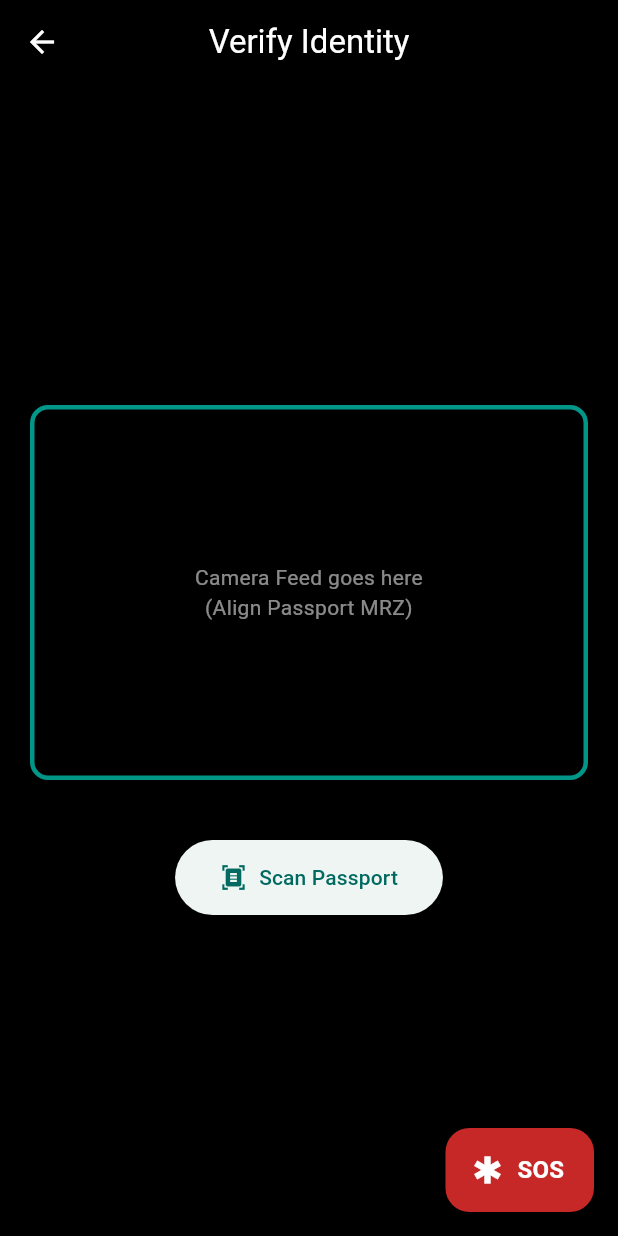
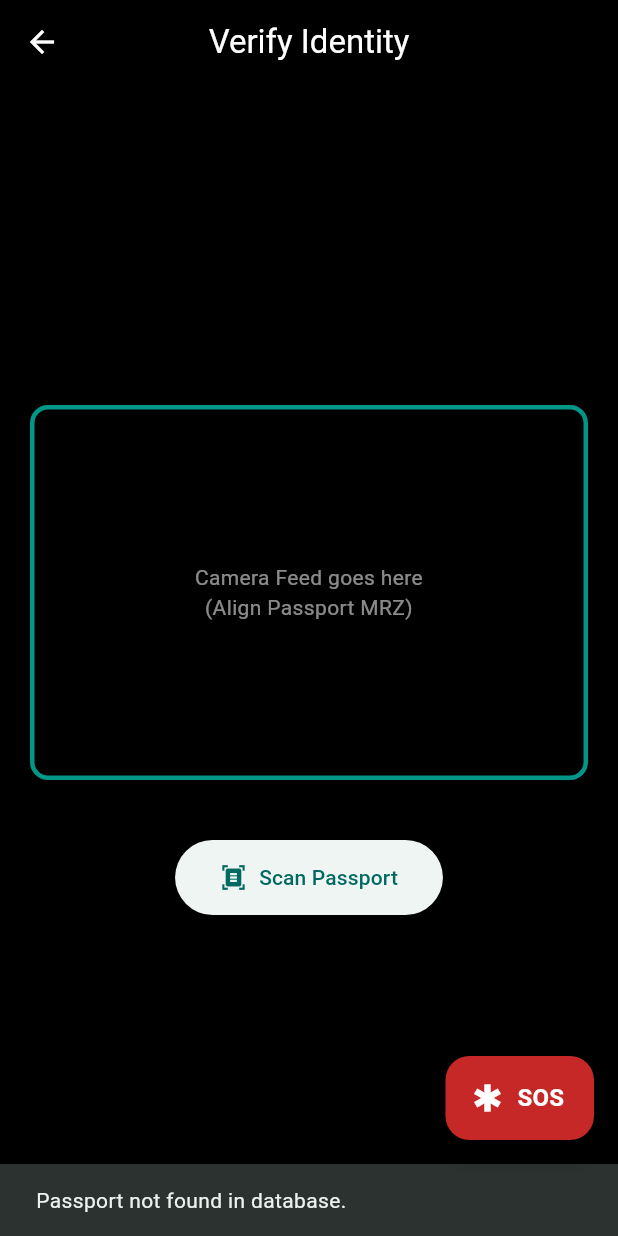
Before and after one commit to Aashika100-jpg/Build_Nepal, a Flutter app: the PassportScannerScreen screen opened directly, after a tap on "Scan Passport", on a phone screen of 412 x 824 dp. Run offline on Flutter 3.47's test engine with Material 3 defaults, Android fonts, the phone set to English and light mode, and no system bars; our stand-ins replace cloud_firestore, firebase_auth, firebase_core, flutter_tts, image_picker, speech_to_text; missing offline and left inert: panorama_viewer, translator; accounts and stored records are empty.

Commit message:
passport

```diff
--- a/lib/screens/passport_scanner_screen.dart
+++ b/lib/screens/passport_scanner_screen.dart
@@ -1,16 +1,6 @@
-import 'package:firebase_auth/firebase_auth.dart';
 import 'package:flutter/material.dart';
 import '../data/user_model.dart';
 import 'sos_countdown_screen.dart'; // IMPORTANT: Import the new screen
-
-final Map<String, Map<String, dynamic>> usersDatabase = {
-  '1234567': {
-    'name': 'John Doe',
-    'passportNumber': '1234567',
-    'location': 'Kathmandu',
-    'visaValidUntil': DateTime.now().add(const Duration(days: 365)),
-  },
-};
 
 class PassportScannerScreen extends StatelessWidget {
   const PassportScannerScreen({super.key});
@@ -72,10 +62,10 @@ class PassportScannerScreen extends StatelessWidget {
             onPressed: () {
               // Simulate scanning and retrieving user data
               String scannedPassportNumber = '1234567'; // Example
-              final userData = usersDatabase[scannedPassportNumber];
+              User? user = usersDatabase[scannedPassportNumber];
 
-              if (userData != null) {
-                _showUserDetails(context, userData);
+              if (user != null) {
+                _showUserDetails(context, user);
               } else {
                 ScaffoldMessenger.of(context).showSnackBar(
                   const SnackBar(
```
